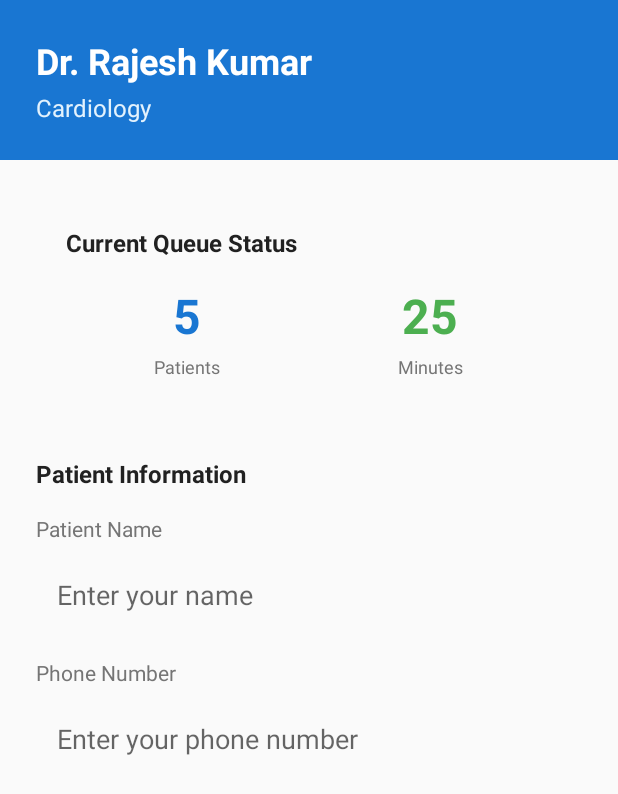
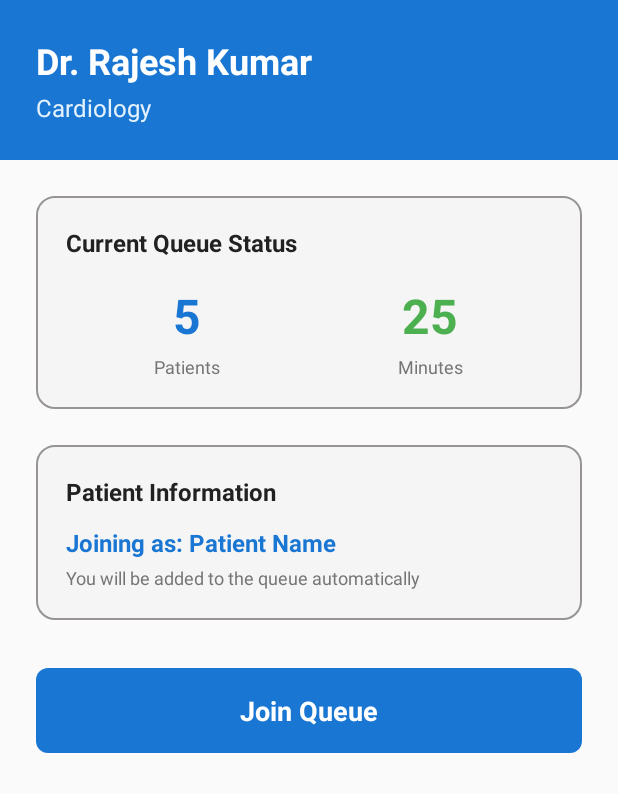
Before and after one commit to ninz2002/Queue_Management_system, an Android app: the layout activity_doctor_details.xml on its own in the app's theme, with its tools: preview values and no code run, on a phone screen of 412 x 824 dp. Shown: the top 794 px of the screen. Run offline under Robolectric (Android 15) with nearby library versions, the phone set to English and light mode, and no system bars.

Commit message:
androidManifest updated

```diff
--- a/app/src/main/res/drawable/button_outline_background.xml
+++ b/app/src/main/res/drawable/button_outline_background.xml
@@ -1,8 +1,6 @@
 <?xml version="1.0" encoding="utf-8"?>
-<selector xmlns:android="http://schemas.android.com/apk/res/android">
     <shape xmlns:android="http://schemas.android.com/apk/res/android">
         <stroke android:width="2dp" android:color="#2196F3"/>
         <corners android:radius="8dp"/>
         <solid android:color="@android:color/transparent"/>
     </shape>
-</selector>
--- a/app/src/main/res/drawable/button_red_background.xml
+++ b/app/src/main/res/drawable/button_red_background.xml
@@ -1,5 +1,4 @@
 <?xml version="1.0" encoding="utf-8"?>
-<selector xmlns:android="http://schemas.android.com/apk/res/android">
     <shape xmlns:android="http://schemas.android.com/apk/res/android"
         android:shape="rectangle">
 
@@ -14,4 +13,3 @@
             android:bottom="12dp" />
 
     </shape>
-</selector>
--- a/app/src/main/res/drawable/card_background.xml
+++ b/app/src/main/res/drawable/card_background.xml
@@ -1,8 +1,6 @@
 <?xml version="1.0" encoding="utf-8"?>
-<selector xmlns:android="http://schemas.android.com/apk/res/android">
     <shape xmlns:android="http://schemas.android.com/apk/res/android">
         <solid android:color="@android:color/white"/>
         <corners android:radius="12dp"/>
         <stroke android:width="1dp" android:color="#E0E0E0"/>
     </shape>
-</selector>
--- a/app/src/main/res/drawable/circle_white_background.xml
+++ b/app/src/main/res/drawable/circle_white_background.xml
@@ -1,5 +1,4 @@
 <?xml version="1.0" encoding="utf-8"?>
-<selector xmlns:android="http://schemas.android.com/apk/res/android">
     <shape xmlns:android="http://schemas.android.com/apk/res/android"
         android:shape="oval">
 
@@ -14,4 +13,3 @@
             android:color="#4CAF50" />
 
     </shape>
-</selector>
--- a/app/src/main/res/drawable/edittext_background.xml
+++ b/app/src/main/res/drawable/edittext_background.xml
@@ -1,8 +1,6 @@
 <?xml version="1.0" encoding="utf-8"?>
-<selector xmlns:android="http://schemas.android.com/apk/res/android">
     <shape xmlns:android="http://schemas.android.com/apk/res/android">
         <solid android:color="@android:color/white"/>
         <corners android:radius="8dp"/>
         <stroke android:width="1dp" android:color="#BDBDBD"/>
     </shape>
-</selector>
--- a/app/src/main/res/drawable/info_card_background.xml
+++ b/app/src/main/res/drawable/info_card_background.xml
@@ -1,11 +1,10 @@
 <?xml version="1.0" encoding="utf-8"?>
-<selector xmlns:android="http://schemas.android.com/apk/res/android">
+
     <shape xmlns:android="http://schemas.android.com/apk/res/android"
         android:shape="rectangle">
 
         <solid android:color="#F5F5F5" />
         <corners android:radius="12dp" />
-        <stroke android:width="1dp" android:color="#E0E0E0" />
+        <stroke android:width="1dp" android:color="#989494" />
 
     </shape>
-</selector>
--- a/app/src/main/res/drawable/input_background.xml
+++ b/app/src/main/res/drawable/input_background.xml
@@ -1,5 +1,4 @@
 <?xml version="1.0" encoding="utf-8"?>
-<selector xmlns:android="http://schemas.android.com/apk/res/android">
     <shape xmlns:android="http://schemas.android.com/apk/res/android"
         android:shape="rectangle">
 
@@ -8,4 +7,3 @@
         <stroke android:width="1.5dp" android:color="#BDBDBD" />
 
     </shape>
-</selector>
--- a/app/src/main/res/drawable/join_button_background.xml
+++ b/app/src/main/res/drawable/join_button_background.xml
@@ -1,5 +1,4 @@
 <?xml version="1.0" encoding="utf-8"?>
-<selector xmlns:android="http://schemas.android.com/apk/res/android">
     <selector xmlns:android="http://schemas.android.com/apk/res/android">
 
         <!-- Pressed State -->
@@ -19,4 +18,3 @@
         </item>
 
     </selector>
-</selector>
--- a/app/src/main/res/layout/activity_doctor_details.xml
+++ b/app/src/main/res/layout/activity_doctor_details.xml
@@ -134,54 +134,42 @@
 
             </LinearLayout>
 
-            <!-- Patient Information Form -->
+            <!-- Patient Information Display (No Form) -->
+            <LinearLayout
+                android:layout_width="match_parent"
+                android:layout_height="wrap_content"
+                android:orientation="vertical"
+                android:padding="20dp"
+                android:background="@drawable/info_card_background"
+                android:layout_marginTop="24dp">
+
                 <TextView
                     android:layout_width="wrap_content"
                     android:layout_height="wrap_content"
                     android:text="Patient Information"
                     android:textSize="16sp"
                     android:textStyle="bold"
-                android:textColor="#212121"
-                android:layout_marginTop="32dp" />
+                    android:textColor="#212121" />
 
-            <!-- Name Input -->
+                <TextView
+                    android:id="@+id/txtPatientInfo"
+                    android:layout_width="wrap_content"
+                    android:layout_height="wrap_content"
+                    android:text="Joining as: Patient Name"
+                    android:textSize="16sp"
+                    android:textColor="#1976D2"
+                    android:textStyle="bold"
+                    android:layout_marginTop="12dp" />
+
                 <TextView
                     android:layout_width="wrap_content"
                     android:layout_height="wrap_content"
-                android:text="Patient Name"
-                android:textSize="14sp"
+                    android:text="You will be added to the queue automatically"
+                    android:textSize="12sp"
                     android:textColor="#757575"
-                android:layout_marginTop="16dp" />
+                    android:layout_marginTop="4dp" />
 
-            <EditText
-                android:id="@+id/etPatientName"
-                android:layout_width="match_parent"
-                android:layout_height="wrap_content"
-                android:hint="Enter your name"
-                android:padding="14dp"
-                android:background="@drawable/input_background"
-                android:inputType="textPersonName"
-                android:layout_marginTop="8dp" />
-
-            <!-- Phone Input -->
-            <TextView
-                android:layout_width="wrap_content"
-                android:layout_height="wrap_content"
-                android:text="Phone Number"
-                android:textSize="14sp"
-                android:textColor="#757575"
-                android:layout_marginTop="16dp" />
-
-            <EditText
-                android:id="@+id/etPatientPhone"
-                android:layout_width="match_parent"
-                android:layout_height="wrap_content"
-                android:hint="Enter your phone number"
-                android:padding="14dp"
-                android:background="@drawable/input_background"
-                android:inputType="phone"
-                android:maxLength="10"
-                android:layout_marginTop="8dp" />
+            </LinearLayout>
 
             <!-- Join Queue Button -->
             <LinearLayout
```
Also changed, not shown: app/src/main/AndroidManifest.xml (+31 -66 lines), app/src/main/java/com/example/queue_me/DoctorDetailsActivity.java (+30 -29 lines), app/src/main/java/com/example/queue_me/MainActivity.java (+37 -0 lines), app/src/main/java/com/example/queue_me/SplashActivity.java (+21 -5 lines), app/src/main/res/layout/activity_login.xml (+43 -39 lines), app/src/main/res/layout/activity_main.xml (+57 -5 lines). Lines whose indentation alone changed are shown as unchanged.
